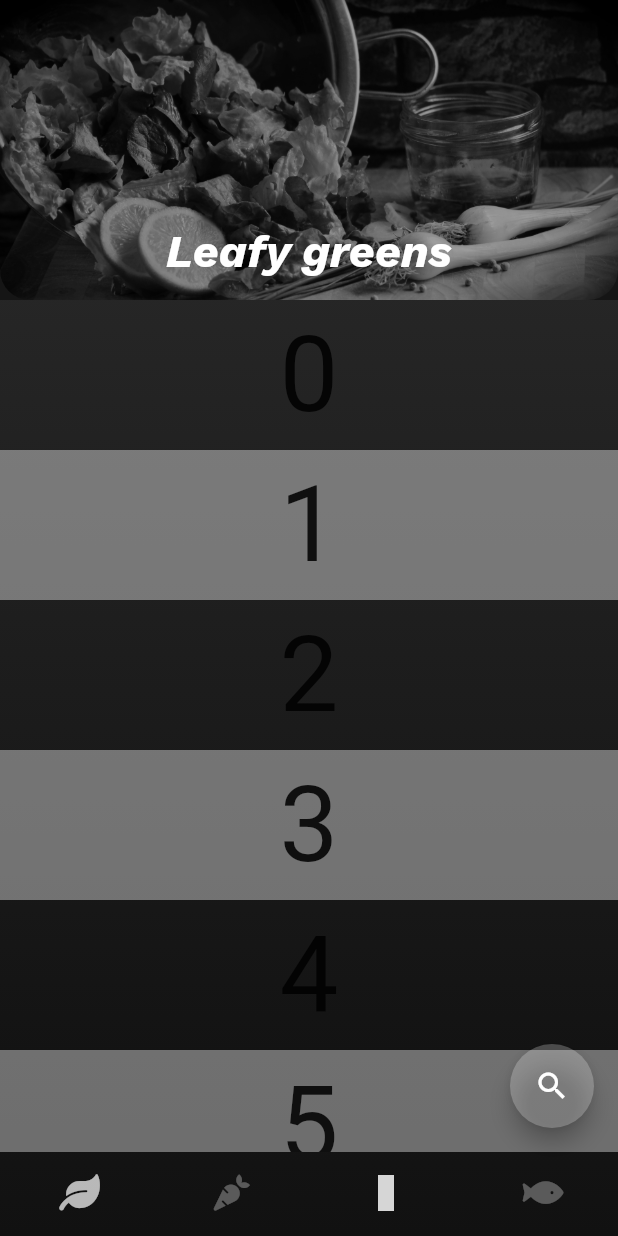
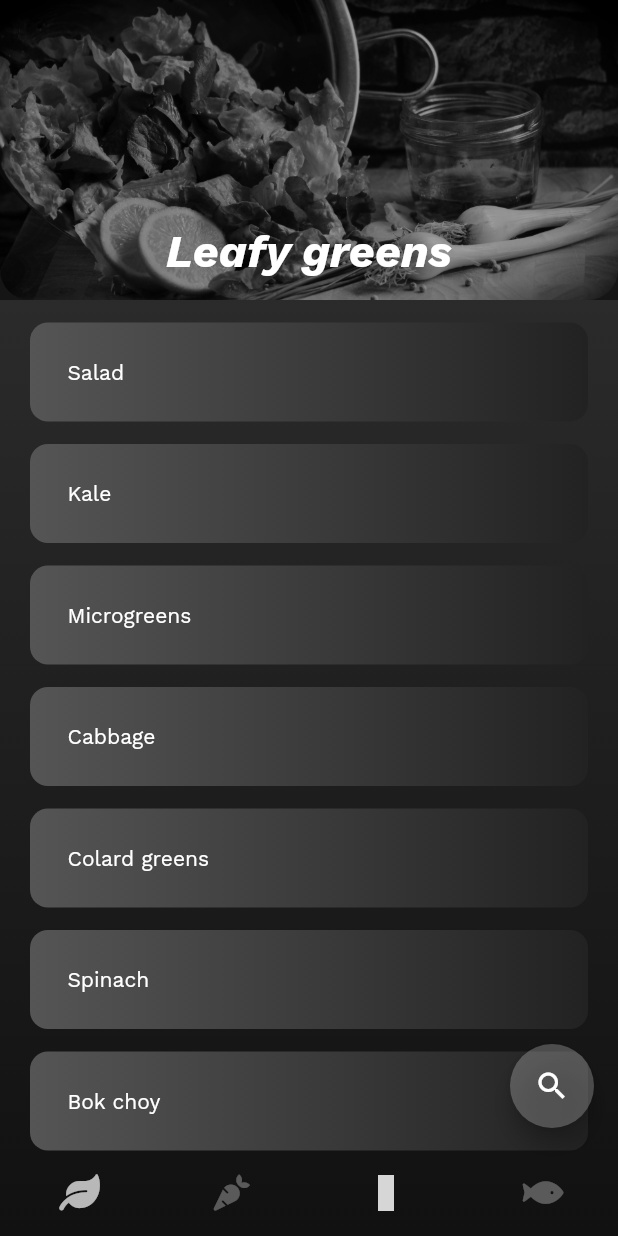
Before and after one commit to 3enedict/limelight, a Flutter app: the screen it shows after launch, on a phone screen of 412 x 824 dp. Run offline on Flutter 3.47's test engine with Material 2 defaults, Android fonts, the light colour scheme and no system bars; our stand-ins replace fluttericon, google_fonts; statements that could not run were skipped; grey boxes are pictures that could not be loaded.

Commit message:
Added list of ingredients to leafy greens page.

```diff
--- a/lib/main.dart
+++ b/lib/main.dart
@@ -48,6 +48,25 @@ class LeafyGreensPage extends StatelessWidget {
 
   @override
   Widget build(BuildContext context) {
+    var leafyGreens = [
+      'Salad',
+      'Kale',
+      'Microgreens',
+      'Cabbage',
+      'Colard greens',
+      'Spinach',
+      'Bok choy',
+      'Endive',
+      'Salad',
+      'Kale',
+      'Microgreens',
+      'Cabbage',
+      'Colard greens',
+      'Spinach',
+      'Bok choy',
+      'Endive',
+    ];
+
     return Scaffold(
       backgroundColor: Colors.transparent,
       bottomNavigationBar: BottomNavigationBar(
@@ -125,17 +144,34 @@ class LeafyGreensPage extends StatelessWidget {
             ),
           ),
           SliverList(
-            delegate: SliverChildBuilderDelegate(
-              (BuildContext context, int index) {
-                return Container(
-                  color: index.isOdd ? Colors.white38 : Colors.black12,
-                  height: 100.0,
-                  child: Center(
-                    child: Text('$index', textScaleFactor: 5),
-                  ),
-                );
-              },
-              childCount: 20,
+            delegate: SliverChildListDelegate(
+              leafyGreens
+                  .map(
+                    (name) => Container(
+                      decoration: BoxDecoration(
+                        borderRadius: BorderRadius.circular(12),
+                        gradient: const LinearGradient(
+                          colors: [
+                            Color(0xFF555555),
+                            Color(0xFF222222),
+                          ],
+                          begin: Alignment.centerLeft,
+                          end: Alignment.centerRight,
+                        ),
+                      ),
+                      margin: const EdgeInsets.fromLTRB(20, 15, 20, 0),
+                      padding: const EdgeInsets.all(25),
+                      child: Text(
+                        name,
+                        style: GoogleFonts.workSans(
+                          textStyle: const TextStyle(
+                            color: Colors.white,
+                          ),
+                        ),
+                      ),
+                    ),
+                  )
+                  .toList(),
             ),
           ),
         ],
```
Also changed, not shown: pubspec.lock.
